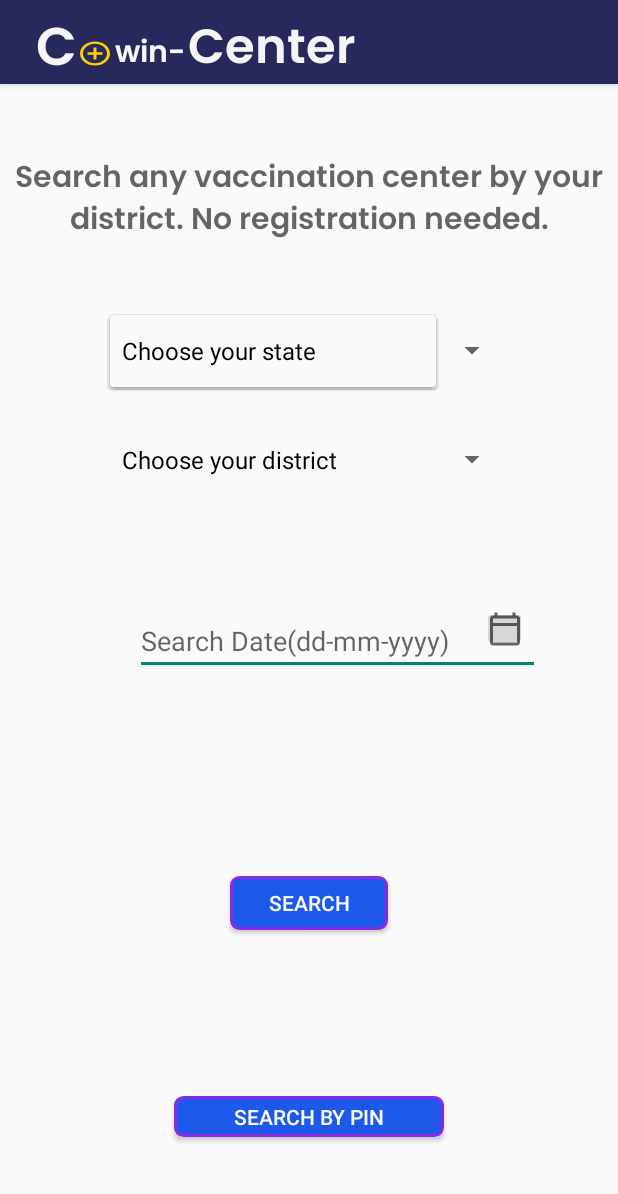
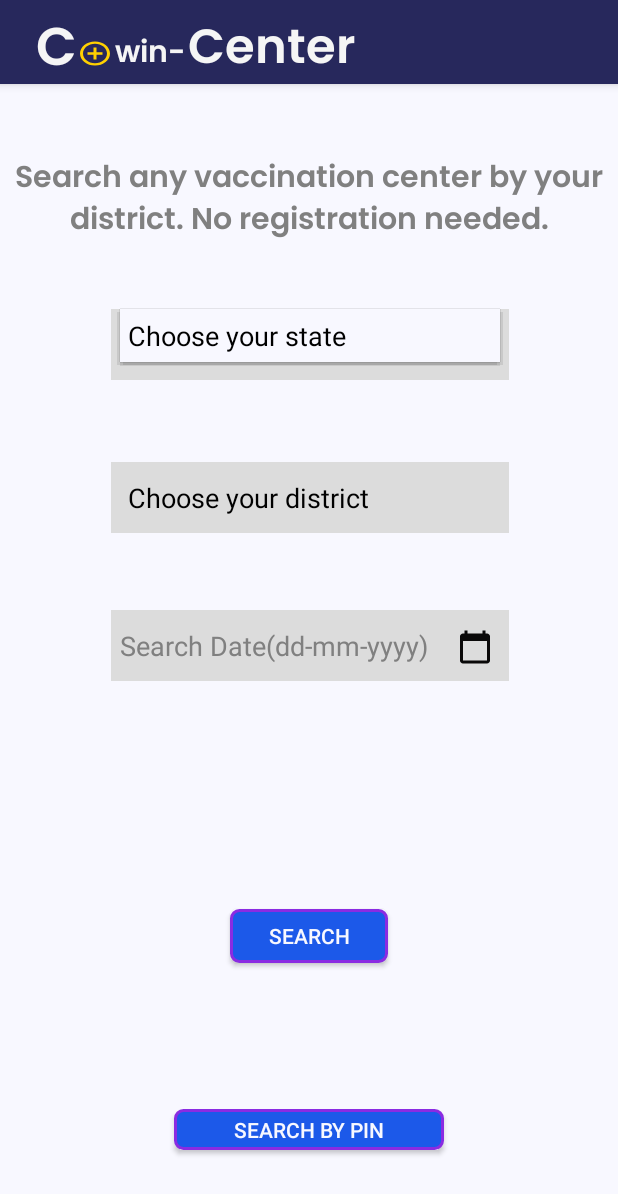
Before and after one commit to Priyanshu15092001/VACCINATION-CENTRE-REGISTERING-APP, an Android app: the DistrictSearchActivity screen opened directly, with no data from a screen before it, after a tap on "Choose your state", on a phone screen of 412 x 824 dp. Shown: the top 1194 px of the screen. Run offline under Robolectric (Android 15) with nearby library versions, the phone set to English and light mode, and no system bars; our stand-ins replace Volley; network calls fail.

Commit message:
MINOR CHANGES COMMIT

```diff
--- a/app/src/main/java/com/example/demolist/CustomListViewActivity.java
+++ b/app/src/main/java/com/example/demolist/CustomListViewActivity.java
@@ -118,8 +118,10 @@ public class CustomListViewActivity extends AppCompatActivity {
                         isAvailable = false;
                         available_capacity = jsonObject.getInt("available_capacity");
                         min_age_limit = jsonObject.getInt("min_age_limit");
-                        if (min_age_limit!=45)
+                        if (jsonObject.has("max_age_limit"))
                           max_age_limit=jsonObject.getInt("max_age_limit");
+                        else
+                            max_age_limit=0;
                         vaccineType = jsonObject.getString("vaccine");
                         dose1=jsonObject.getInt("available_capacity_dose1");
                         dose2=jsonObject.getInt("available_capacity_dose2");
@@ -241,7 +243,7 @@ public class CustomListViewActivity extends AppCompatActivity {
                             + "1st dose:" + dose1 + "\n"
                             + "2nd dose:" + dose2 + "\n"
                             + "Min Age:" + minAge + "\n"
-                             +"Slots" + slotstr;
+                             +"Slots:" + slotstr;
                 }
                 else
                 {
--- a/app/src/main/java/com/example/demolist/DistrictSearchActivity.java
+++ b/app/src/main/java/com/example/demolist/DistrictSearchActivity.java
@@ -18,6 +18,7 @@ import android.widget.DatePicker;
 import android.widget.EditText;
 import android.widget.ImageButton;
 import android.widget.Spinner;
+import android.widget.TextView;
 import android.widget.Toast;
 
 import com.android.volley.Request;
@@ -42,7 +43,7 @@ Spinner state,district;
 
 ArrayList<String>stateName,districtName;
 HashMap<String,Integer> stateID,districtID;
-EditText date;
+TextView date;
     int IDstate = 0,IDdistrict=0;
 String stateTxt,districtTxt;
 SharedPreferences sharedPreferences;
@@ -80,6 +81,26 @@ SharedPreferences sharedPreferences;
                 },year,month,day);
                 datePickerDialog.show();
 
+            }
+        });
+        date.setOnClickListener(new View.OnClickListener() {
+            @Override
+            public void onClick(View v) {
+                DatePickerDialog datePickerDialog=new DatePickerDialog(DistrictSearchActivity.this, new DatePickerDialog.OnDateSetListener() {
+                    @Override
+                    public void onDateSet(DatePicker view, int year, int month, int dayOfMonth) {
+                        String dateFormat = "";
+                        month=month+1;
+                        String dayStr=""+day,monthStr=""+month;
+                        if (day<10)
+                            dayStr="0"+dayStr;
+                        if (month<10)
+                            monthStr="0"+monthStr;
+                        dateFormat = dayStr + "-" +monthStr+ "-" + year;
+                        date.setText(dateFormat);
+                    }
+                },year,month,day);
+                datePickerDialog.show();
             }
         });
         state = findViewById(R.id.spinnerstate);
@@ -128,7 +149,8 @@ SharedPreferences sharedPreferences;
         requestQueue.add(requeststate);
 
 
-        ArrayAdapter<String>stateAdapter=new ArrayAdapter<String>(this, R.layout.support_simple_spinner_dropdown_item, stateName);
+        ArrayAdapter<String>stateAdapter=new ArrayAdapter<String>(getApplicationContext(),R.layout.spinner_layout, stateName);
+        stateAdapter.setDropDownViewResource(R.layout.dropdown_layout);
         state.setAdapter(stateAdapter);
         state.setOnItemSelectedListener(new AdapterView.OnItemSelectedListener() {
             @Override
@@ -180,7 +202,8 @@ SharedPreferences sharedPreferences;
 
 
 
-        ArrayAdapter<String>districtAdapter=new ArrayAdapter<String>(this,R.layout.support_simple_spinner_dropdown_item, districtName);
+        ArrayAdapter<String>districtAdapter=new ArrayAdapter<String>(this,R.layout.spinner_layout, districtName);
+        districtAdapter.setDropDownViewResource(R.layout.dropdown_layout);
         district.setAdapter(districtAdapter);
         district.setOnItemSelectedListener(new AdapterView.OnItemSelectedListener() {
             @Override
--- a/app/src/main/res/drawable-v24/outline_calendar_today_24.xml
+++ /dev/null
@@ -1,10 +0,0 @@
-<vector xmlns:android="http://schemas.android.com/apk/res/android"
-    android:width="24dp"
-    android:height="24dp"
-    android:viewportWidth="24"
-    android:viewportHeight="24"
-    android:tint="?attr/colorControlNormal">
-  <path
-      android:fillColor="@android:color/white"
-      android:pathData="M20,3h-1L19,1h-2v2L7,3L7,1L5,1v2L4,3c-1.1,0 -2,0.9 -2,2v16c0,1.1 0.9,2 2,2h16c1.1,0 2,-0.9 2,-2L22,5c0,-1.1 -0.9,-2 -2,-2zM20,21L4,21L4,10h16v11zM20,8L4,8L4,5h16v3z"/>
-</vector>
--- /dev/null
+++ b/app/src/main/res/drawable/ic_baseline_calendar_today_24.xml
@@ -0,0 +1,5 @@
+<vector android:height="24dp" android:tint="#FFFFFF"
+    android:viewportHeight="24" android:viewportWidth="24"
+    android:width="24dp" xmlns:android="http://schemas.android.com/apk/res/android">
+    <path android:fillColor="@android:color/white" android:pathData="M20,3h-1L19,1h-2v2L7,3L7,1L5,1v2L4,3c-1.1,0 -2,0.9 -2,2v16c0,1.1 0.9,2 2,2h16c1.1,0 2,-0.9 2,-2L22,5c0,-1.1 -0.9,-2 -2,-2zM20,21L4,21L4,8h16v13z"/>
+</vector>
--- /dev/null
+++ b/app/src/main/res/drawable/ic_baseline_calendar_today_241.xml
@@ -0,0 +1,5 @@
+<vector android:height="24dp" android:tint="#090808"
+    android:viewportHeight="24" android:viewportWidth="24"
+    android:width="24dp" xmlns:android="http://schemas.android.com/apk/res/android">
+    <path android:fillColor="@android:color/white" android:pathData="M20,3h-1L19,1h-2v2L7,3L7,1L5,1v2L4,3c-1.1,0 -2,0.9 -2,2v16c0,1.1 0.9,2 2,2h16c1.1,0 2,-0.9 2,-2L22,5c0,-1.1 -0.9,-2 -2,-2zM20,21L4,21L4,8h16v13z"/>
+</vector>
--- /dev/null
+++ b/app/src/main/res/drawable/ic_baseline_expand_more_24.xml
@@ -0,0 +1,5 @@
+<vector android:height="24dp" android:tint="#090808"
+    android:viewportHeight="24" android:viewportWidth="24"
+    android:width="24dp" xmlns:android="http://schemas.android.com/apk/res/android">
+    <path android:fillColor="@android:color/white" android:pathData="M16.59,8.59L12,13.17 7.41,8.59 6,10l6,6 6,-6z"/>
+</vector>
--- a/app/src/main/res/layout/activity_district_search.xml
+++ b/app/src/main/res/layout/activity_district_search.xml
@@ -4,7 +4,8 @@
     xmlns:tools="http://schemas.android.com/tools"
     android:layout_width="match_parent"
     android:layout_height="match_parent"
-    tools:context=".DistrictSearchActivity">
+    tools:context=".DistrictSearchActivity"
+    android:background="@color/ghost_white">
 
 
     <TextView
@@ -16,6 +17,7 @@
         android:gravity="center_horizontal"
         android:hint="Search any vaccination center by your district. No registration needed."
         android:padding="10dp"
+        android:textColorHint="@color/gray"
         android:textSize="20sp"
         android:textStyle="bold"
         app:layout_constraintBottom_toBottomOf="parent"
@@ -25,57 +27,66 @@
         app:layout_constraintTop_toTopOf="parent"
         app:layout_constraintVertical_bias="0.095" />
 
-    <LinearLayout
-        android:id="@+id/linear"
-        android:layout_width="match_parent"
-        android:layout_height="180dp"
-        android:gravity="center_horizontal"
-        android:orientation="vertical"
-        app:layout_constraintBottom_toBottomOf="parent"
-        app:layout_constraintTop_toBottomOf="@id/txt"
-        app:layout_constraintVertical_bias="0.033"
-        tools:layout_editor_absoluteX="-5dp">
-
 
     <Spinner
         android:id="@+id/spinnerstate"
         android:layout_width="265dp"
         android:layout_height="47dp"
-            android:layout_marginTop="20dp" />
+        android:background="#dcdcdc"
+        android:padding="6dp"
+        app:layout_constraintBottom_toBottomOf="parent"
+        app:layout_constraintEnd_toEndOf="parent"
+        app:layout_constraintHorizontal_bias="0.505"
+        app:layout_constraintStart_toStartOf="parent"
+        app:layout_constraintTop_toBottomOf="@+id/txt"
+        app:layout_constraintVertical_bias="0.052" />
 
     <Spinner
         android:id="@+id/spinnerdistrict"
         android:layout_width="265dp"
         android:layout_height="47dp"
-            android:layout_marginTop="25dp" />
-    </LinearLayout>
+        android:layout_marginTop="50dp"
+android:padding="6dp"
+        android:background="#dcdcdc"
+        app:layout_constraintBottom_toBottomOf="parent"
+        app:layout_constraintEnd_toEndOf="parent"
+        app:layout_constraintHorizontal_bias="0.505"
+        app:layout_constraintStart_toStartOf="parent"
+        app:layout_constraintTop_toBottomOf="@+id/spinnerstate"
+        app:layout_constraintVertical_bias="0.01" />
 
-    <EditText
+    <TextView
         android:id="@+id/date"
-        android:layout_width="270dp"
-        android:layout_height="wrap_content"
-        android:layout_marginLeft="128dp"
-        android:layout_marginEnd="52dp"
-        android:layout_marginRight="52dp"
-        android:ems="12"
+        android:layout_width="265dp"
+        android:layout_height="47dp"
+         android:gravity="center_vertical"
+        android:textSize="18sp"
+        android:padding="6dp"
+        android:layout_marginTop="50dp"
+        android:background="#dcdcdc"
+        android:ems="11"
         android:hint="Search Date(dd-mm-yyyy)"
         android:inputType="date"
+        android:textColor="@color/black"
+        android:textColorHint="@color/gray"
         app:layout_constraintBottom_toBottomOf="parent"
         app:layout_constraintEnd_toEndOf="parent"
-        app:layout_constraintLeft_toLeftOf="parent"
-        app:layout_constraintTop_toBottomOf="@id/linear"
-        app:layout_constraintVertical_bias="0.085" />
+        app:layout_constraintHorizontal_bias="0.505"
+        app:layout_constraintStart_toStartOf="parent"
+        app:layout_constraintTop_toBottomOf="@+id/spinnerdistrict"
+        app:layout_constraintVertical_bias="0.004" />
 
     <ImageButton
         android:id="@+id/calender"
         android:layout_width="30dp"
         android:layout_height="30dp"
-        android:layout_marginBottom="16dp"
+        android:layout_marginBottom="8dp"
         app:layout_constraintBottom_toBottomOf="@+id/date"
         app:layout_constraintEnd_toEndOf="@+id/date"
-        app:layout_constraintHorizontal_bias="0.963"
+        app:layout_constraintHorizontal_bias="0.966"
+        android:background="#dcdcdc"
         app:layout_constraintStart_toStartOf="@+id/date"
-        app:srcCompat="@drawable/outline_calendar_today_24"
+        app:srcCompat="@drawable/ic_baseline_calendar_today_241"
         tools:ignore="VectorDrawableCompat" />
 
     <Button
@@ -89,8 +100,10 @@
         android:textColor="@color/ghost_white"
         app:layout_constraintBottom_toBottomOf="parent"
         app:layout_constraintEnd_toEndOf="parent"
+        app:layout_constraintHorizontal_bias="0.501"
         app:layout_constraintStart_toStartOf="parent"
-        app:layout_constraintTop_toBottomOf="@+id/date" />
+        app:layout_constraintTop_toBottomOf="@+id/date"
+        app:layout_constraintVertical_bias="0.576" />
 
     <Button
         android:id="@+id/pinbutton"
--- a/app/src/main/res/layout/custom_row_layout.xml
+++ b/app/src/main/res/layout/custom_row_layout.xml
@@ -36,6 +36,7 @@
         android:layout_height="wrap_content"
         android:text="TextView"
         android:textSize="14sp"
+        android:textColor="@color/gray"
         android:layout_marginLeft="16dp"
         android:layout_marginTop="3dp"
         app:layout_constraintStart_toEndOf="@id/imageView"
--- a/app/src/main/res/layout/customdistric_row_layout.xml
+++ b/app/src/main/res/layout/customdistric_row_layout.xml
@@ -38,6 +38,7 @@
         android:layout_height="wrap_content"
         android:text="TextView"
         android:textSize="14sp"
+        android:textColor="@color/gray"
         android:layout_marginLeft="16dp"
         android:layout_marginTop="3dp"
          />
--- /dev/null
+++ b/app/src/main/res/layout/dropdown_layout.xml
@@ -0,0 +1,12 @@
+<?xml version="1.0" encoding="utf-8"?>
+<TextView
+    xmlns:android="http://schemas.android.com/apk/res/android"
+    android:layout_width="match_parent"
+    android:layout_height="match_parent"
+    android:textColor="@color/black"
+    android:textSize="18dp"
+    android:gravity="center_vertical"
+    android:padding="5dp"
+    android:background="@color/ghost_white">
+
+</TextView>
--- /dev/null
+++ b/app/src/main/res/layout/spinner_layout.xml
@@ -0,0 +1,12 @@
+<?xml version="1.0" encoding="utf-8"?>
+<TextView
+    xmlns:android="http://schemas.android.com/apk/res/android"
+    android:layout_width="match_parent"
+    android:layout_height="match_parent"
+    android:textColor="@color/black"
+    android:textSize="18dp"
+    android:gravity="center_vertical"
+    android:padding="5dp"
+    >
+
+</TextView>
--- a/app/src/main/res/values-night/themes.xml
+++ b/app/src/main/res/values-night/themes.xml
@@ -2,7 +2,7 @@
     <!-- Base application theme. -->
     <style name="Theme.DemoList" parent="Theme.AppCompat.DayNight.DarkActionBar">
         <!-- Primary brand color. -->
-        <item name="colorPrimary">@color/purple_200</item>
+        <item name="colorPrimary">#27285C</item>
         <item name="colorPrimaryVariant">@color/purple_700</item>
         <item name="colorOnPrimary">@color/black</item>
         <!-- Secondary brand color. -->
```
Also changed, not shown: app/src/main/java/com/example/demolist/DistrictListActivity.java (+24 -7 lines), app/src/main/java/com/example/demolist/DistrictVaccineCenter.java (+11 -2 lines), app/src/main/java/com/example/demolist/SearchActivity.java (+22 -1 lines), app/src/main/res/layout/activity_custom_list_view.xml (+6 -1 lines), app/src/main/res/layout/activity_district_list.xml (+7 -2 lines), app/src/main/res/layout/activity_search.xml (+21 -8 lines), app/src/main/res/layout/spinner_layout2.xml (added, +29 -0 lines). Lines whose indentation alone changed are shown as unchanged.
